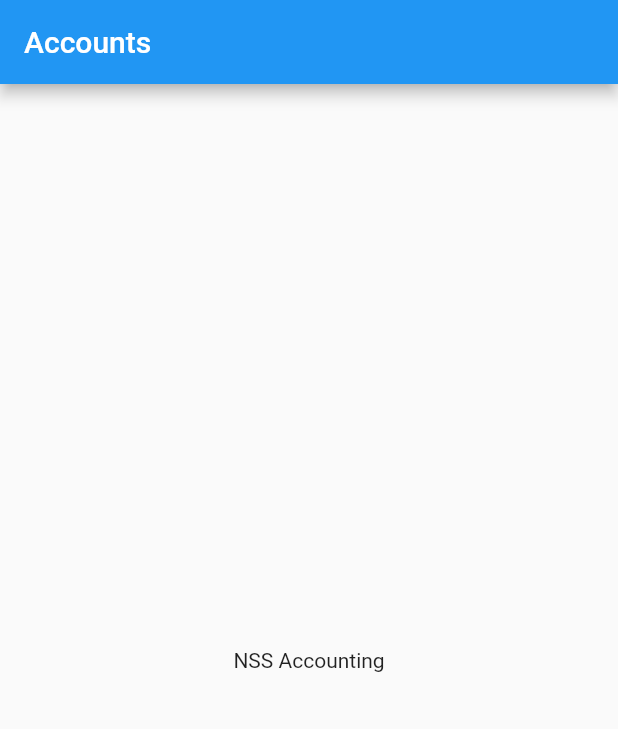
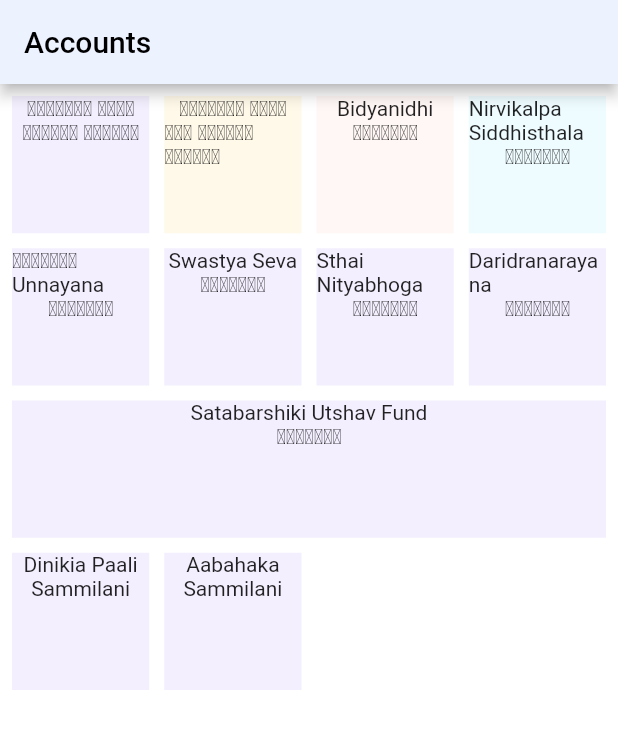
Before and after one commit to tnsmobilesolutions/nssaccounting, a Flutter app: the screen it shows after launch, on a phone screen of 412 x 824 dp. Shown: the top 729 px of the screen. Run offline on Flutter 3.47's test engine with Material 2 defaults, Android fonts, the phone set to English and light mode, and no system bars.

Commit message:
added widget configurations

```diff
--- a/lib/main.dart
+++ b/lib/main.dart
@@ -1,4 +1,7 @@
 import 'package:flutter/material.dart';
+import 'package:flutter_staggered_grid_view/flutter_staggered_grid_view.dart';
+import 'package:nssaccounting/widgetConfig.dart';
+import 'package:nssaccounting/widgetTile.dart';
 
 void main() {
   runApp(App());
@@ -6,12 +9,27 @@ void main() {
 
 class App extends StatelessWidget {
   // This widget is the root of your application.
+  final mySwatchColor = const MaterialColor(0xFFEDF2FF, const {
+    50: const Color(0xFFEDF2FF),
+    100: const Color(0xFFD1DEFE),
+    200: const Color(0xFFB3C9FD),
+    300: const Color(0xFF92B2FB),
+    400: const Color(0xFF769DF8),
+    500: const Color(0xFF5A89F6),
+    600: const Color(0xFF527FEA),
+    700: const Color(0xFF4873DC),
+    800: const Color(0xFF4068D0),
+    900: const Color(0xFF3355BA)
+  });
+
   @override
   Widget build(BuildContext context) {
     return MaterialApp(
       title: 'NSS Accounting',
       theme: ThemeData(
-        primarySwatch: Colors.blue,
+        primarySwatch: mySwatchColor, // #F6F8FC
+        scaffoldBackgroundColor: Colors.white, //Color(0xFFEDF2FF),
+        backgroundColor: Colors.white,
       ),
       home: MyHomePage(title: 'Accounts'),
     );
@@ -28,13 +46,43 @@ class MyHomePage extends StatefulWidget {
 }
 
 class _MyHomePageState extends State<MyHomePage> {
+  final List<WidgetTileConfig> widgetTiles = WidgetConfig.widgetTiles;
+
   @override
   Widget build(BuildContext context) {
     return Scaffold(
       appBar: AppBar(
         title: Text(widget.title),
       ),
-      body: Center(child: Text('NSS Accounting')),
+      body: Padding(
+        padding: const EdgeInsets.all(8.0),
+        child: new StaggeredGridView.countBuilder(
+          crossAxisCount: 4,
+          itemCount: widgetTiles.length,
+          itemBuilder: (BuildContext context, int index) => InkWell(
+            onTap: () {
+              Navigator.push(
+                context,
+                MaterialPageRoute(
+                    builder: (context) => widgetTiles[index].widget),
+              );
+            },
+            child: new Container(
+                color: widgetTiles[index].backgroundColor,
+                child: Column(
+                  children: [
+                    Text(widgetTiles[index].title),
+                    Text(widgetTiles[index].subTitle)
+                  ],
+                )),
+          ),
+          staggeredTileBuilder: (int index) => new StaggeredTile.count(
+              widgetTiles[index].crossAxisCellCount,
+              widgetTiles[index].mainAxisCellCount.toDouble()),
+          mainAxisSpacing: 10.0,
+          crossAxisSpacing: 10.0,
+        ),
+      ),
     );
   }
 }
--- /dev/null
+++ b/lib/receipt/sm_dinikia_paali.dart
@@ -0,0 +1,17 @@
+import 'package:flutter/material.dart';
+
+class SMDinikiaPaali extends StatelessWidget {
+  const SMDinikiaPaali({Key? key}) : super(key: key);
+
+  @override
+  Widget build(BuildContext context) {
+    return Scaffold(
+      appBar: AppBar(
+        title: Text('SM Dinikia Paali'),
+      ),
+      body: Container(
+        child: Text("SM Dinikia Paali"),
+      ),
+    );
+  }
+}
--- /dev/null
+++ b/lib/receipt/ssm_dinikia_paali.dart
@@ -0,0 +1,17 @@
+import 'package:flutter/material.dart';
+
+class SSMDinikiaPaali extends StatelessWidget {
+  const SSMDinikiaPaali({Key? key}) : super(key: key);
+
+  @override
+  Widget build(BuildContext context) {
+    return Scaffold(
+      appBar: AppBar(
+        title: Text('SSM Dinikia Paali'),
+      ),
+      body: Container(
+        child: Text("SSM Dinikia Paali"),
+      ),
+    );
+  }
+}
--- /dev/null
+++ b/lib/theme/color.dart
@@ -0,0 +1,15 @@
+import 'package:flutter/material.dart';
+
+class MyColor {
+  static Color dinikiaPaaliSM = Color(0xFFF4EFFE);
+  static Color dinikiaPaaliSSM = Color(0xFFfff9e9);
+  static Color bidyaNidhi = Color(0xFFfff7f5);
+  static Color nirvikalpa = Color(0xFFeefbff);
+  static Color kendraUnnayana = Color(0xFFF4EFFE);
+  static Color healthSeva = Color(0xFFF4EFFE);
+  static Color sthayiNityaBhoga = Color(0xFFF4EFFE);
+  static Color dasridraNarayana = Color(0xFFF4EFFE);
+  static Color satabashikiUtshav = Color(0xFFF4EFFE);
+  static Color dinikiaSammilani = Color(0xFFF4EFFE);
+  static Color abahakaSammilani = Color(0xFFF4EFFE);
+}
--- /dev/null
+++ b/lib/widgetConfig.dart
@@ -0,0 +1,103 @@
+import 'package:flutter/material.dart';
+import 'package:nssaccounting/Theme/color.dart';
+import 'package:nssaccounting/receipt/sm_dinikia_paali.dart';
+import 'package:nssaccounting/receipt/ssm_dinikia_paali.dart';
+import 'package:nssaccounting/widgetTile.dart';
+
+class WidgetConfig {
+  static final List<WidgetTileConfig> widgetTiles = [
+    new WidgetTileConfig(
+        widget: SMDinikiaPaali(),
+        title: "ଦିନିକିଆ ପାଳି",
+        subTitle: "ସ୍ମୃତି ମନ୍ଦିର",
+        backgroundColor: MyColor.dinikiaPaaliSM,
+        crossAxisCellCount: 1,
+        mainAxisCellCount: 1),
+    new WidgetTileConfig(
+        widget: SSMDinikiaPaali(),
+        title: "ଦିନିକିଆ ପାଳି",
+        subTitle: "ସତ୍ ଶିକ୍ଷା ମନ୍ଦିର",
+        backgroundColor: MyColor.dinikiaPaaliSSM,
+        crossAxisCellCount: 1,
+        mainAxisCellCount: 1),
+    new WidgetTileConfig(
+        widget: Voucher(),
+        title: "Bidyanidhi",
+        subTitle: "କେନ୍ଦ୍ର",
+        backgroundColor: MyColor.bidyaNidhi,
+        crossAxisCellCount: 1,
+        mainAxisCellCount: 1),
+    new WidgetTileConfig(
+        widget: Voucher(),
+        title: "Nirvikalpa Siddhisthala",
+        subTitle: "କେନ୍ଦ୍ର",
+        backgroundColor: MyColor.nirvikalpa,
+        crossAxisCellCount: 1,
+        mainAxisCellCount: 1),
+    new WidgetTileConfig(
+        widget: Voucher(),
+        title: "କେନ୍ଦ୍ର Unnayana",
+        subTitle: "କେନ୍ଦ୍ର",
+        backgroundColor: MyColor.kendraUnnayana,
+        crossAxisCellCount: 1,
+        mainAxisCellCount: 1),
+    new WidgetTileConfig(
+        widget: Voucher(),
+        title: "Swastya Seva",
+        subTitle: "କେନ୍ଦ୍ର",
+        backgroundColor: MyColor.healthSeva,
+        crossAxisCellCount: 1,
+        mainAxisCellCount: 1),
+    new WidgetTileConfig(
+        widget: Voucher(),
+        title: "Sthai Nityabhoga",
+        subTitle: "କେନ୍ଦ୍ର",
+        backgroundColor: MyColor.sthayiNityaBhoga,
+        crossAxisCellCount: 1,
+        mainAxisCellCount: 1),
+    new WidgetTileConfig(
+        widget: Voucher(),
+        title: "Daridranarayana",
+        subTitle: "କେନ୍ଦ୍ର",
+        backgroundColor: MyColor.dasridraNarayana,
+        crossAxisCellCount: 1,
+        mainAxisCellCount: 1),
+    new WidgetTileConfig(
+        widget: Voucher(),
+        title: "Satabarshiki Utshav Fund",
+        subTitle: "କେନ୍ଦ୍ର",
+        backgroundColor: MyColor.satabashikiUtshav,
+        crossAxisCellCount: 4,
+        mainAxisCellCount: 1),
+    new WidgetTileConfig(
+        widget: Voucher(),
+        title: "Dinikia Paali",
+        subTitle: "Sammilani",
+        backgroundColor: MyColor.dinikiaSammilani,
+        crossAxisCellCount: 1,
+        mainAxisCellCount: 1),
+    new WidgetTileConfig(
+        widget: Voucher(),
+        title: "Aabahaka",
+        subTitle: "Sammilani",
+        backgroundColor: MyColor.abahakaSammilani,
+        crossAxisCellCount: 1,
+        mainAxisCellCount: 1),
+  ];
+}
+
+class Voucher extends StatelessWidget {
+  const Voucher({Key? key}) : super(key: key);
+
+  @override
+  Widget build(BuildContext context) {
+    return Scaffold(
+      appBar: AppBar(
+        title: Text('Receipt Voucher'),
+      ),
+      body: Container(
+        child: Text("Receipt Voucher"),
+      ),
+    );
+  }
+}
--- /dev/null
+++ b/lib/widgetTile.dart
@@ -0,0 +1,90 @@
+import 'package:flutter/widgets.dart';
+
+class WidgetTileConfig {
+  final Widget widget;
+  final String title;
+  final String subTitle;
+  final int crossAxisCellCount;
+  final int mainAxisCellCount;
+  final Color backgroundColor;
+  WidgetTileConfig({
+    required this.widget,
+    required this.title,
+    required this.subTitle,
+    required this.crossAxisCellCount,
+    required this.mainAxisCellCount,
+    required this.backgroundColor,
+  });
+
+  WidgetTileConfig copyWith({
+    Widget? widget,
+    String? title,
+    String? subTitle,
+    int? crossAxisCellCount,
+    int? mainAxisCellCount,
+    Color? backgroundColor,
+  }) {
+    return WidgetTileConfig(
+      widget: widget ?? this.widget,
+      title: title ?? this.title,
+      subTitle: subTitle ?? this.subTitle,
+      crossAxisCellCount: crossAxisCellCount ?? this.crossAxisCellCount,
+      mainAxisCellCount: mainAxisCellCount ?? this.mainAxisCellCount,
+      backgroundColor: backgroundColor ?? this.backgroundColor,
+    );
+  }
+
+  @override
+  String toString() {
+    return 'WidgetTile(widget: $widget, title: $title, subTitle: $subTitle, crossAxisCellCount: $crossAxisCellCount, mainAxisCellCount: $mainAxisCellCount, backgroundColor: $backgroundColor)';
+  }
+
+  @override
+  bool operator ==(Object other) {
+    if (identical(this, other)) return true;
+
+    return other is WidgetTileConfig &&
+        other.widget == widget &&
+        other.title == title &&
+        other.subTitle == subTitle &&
+        other.crossAxisCellCount == crossAxisCellCount &&
+        other.mainAxisCellCount == mainAxisCellCount &&
+        other.backgroundColor == backgroundColor;
+  }
+
+  @override
+  int get hashCode {
+    return widget.hashCode ^
+        title.hashCode ^
+        subTitle.hashCode ^
+        crossAxisCellCount.hashCode ^
+        mainAxisCellCount.hashCode ^
+        backgroundColor.hashCode;
+  }
+
+  // Map<String, dynamic> toMap() {
+  //   return {
+  //     'widget': widget.toMap(),
+  //     'title': title,
+  //     'subTitle': subTitle,
+  //     'crossAxisCellCount': crossAxisCellCount,
+  //     'mainAxisCellCount': mainAxisCellCount,
+  //     'backgroundColor': backgroundColor.value,
+  //   };
+  // }
+
+  // factory WidgetTile.fromMap(Map<String, dynamic> map) {
+  //   return WidgetTile(
+  //     widget: Widget.fromMap(map['widget']),
+  //     title: map['title'],
+  //     subTitle: map['subTitle'],
+  //     crossAxisCellCount: map['crossAxisCellCount'],
+  //     mainAxisCellCount: map['mainAxisCellCount'],
+  //     backgroundColor: Color(map['backgroundColor']),
+  //   );
+  // }
+
+  // String toJson() => json.encode(toMap());
+
+  // factory WidgetTile.fromJson(String source) => WidgetTile.fromMap(json.decode(source));
+}
--- a/pubspec.yaml
+++ b/pubspec.yaml
@@ -23,6 +23,7 @@ environment:
 dependencies:
   flutter:
     sdk: flutter
+  flutter_staggered_grid_view: ^0.4.0
 
 
   # The following adds the Cupertino Icons font to your application.
```
Also changed, not shown: pubspec.lock.
